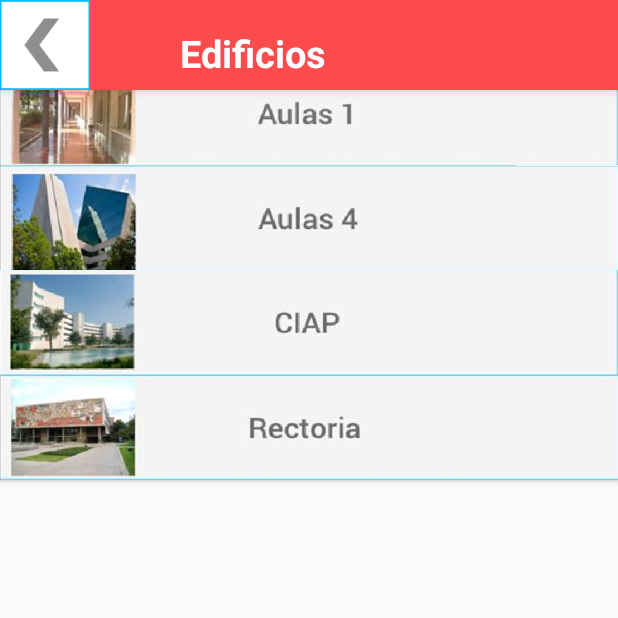
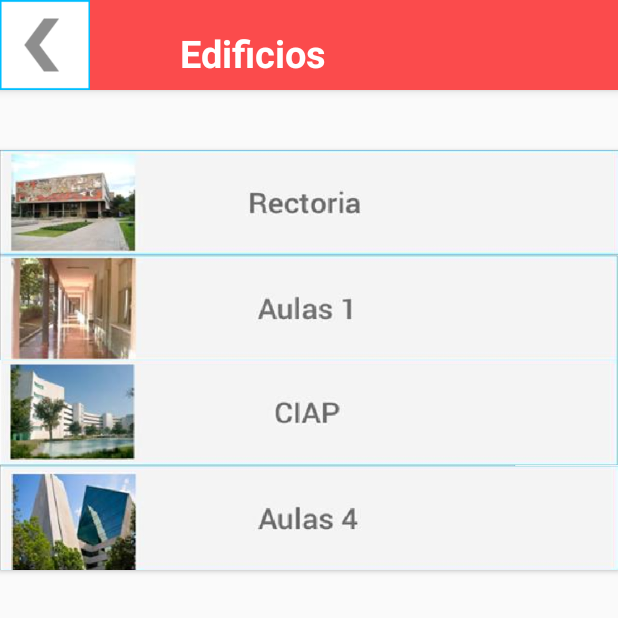
Before and after one commit to lagwy/Accesibilidad, an Android app: the ListaEdificios screen opened directly, with no data from a screen before it, on a phone screen of 412 x 824 dp, the top half of it. Run offline under Robolectric (Android 15) with nearby library versions, the phone set to English and light mode, and no system bars.

Commit message:
-Arreglos

```diff
--- a/app/src/main/res/layout/activity_lista_edificios.xml
+++ b/app/src/main/res/layout/activity_lista_edificios.xml
@@ -1,10 +1,13 @@
-<RelativeLayout xmlns:android="http://schemas.android.com/apk/res/android"
-    xmlns:tools="http://schemas.android.com/tools" android:layout_width="match_parent"
-    android:layout_height="match_parent" android:paddingLeft="@dimen/activity_horizontal_margin"
+<LinearLayout xmlns:android="http://schemas.android.com/apk/res/android"
+    xmlns:tools="http://schemas.android.com/tools"
+    android:layout_width="match_parent"
+    android:layout_height="match_parent"
+    android:paddingLeft="@dimen/activity_horizontal_margin"
     android:paddingRight="@dimen/activity_horizontal_margin"
     android:paddingTop="@dimen/activity_vertical_margin"
     android:paddingBottom="@dimen/activity_vertical_margin"
-    tools:context="itesm.mx.accesibilidad.ListaEdificios"
+    android:orientation="vertical"
+    tools:context=".ListaEdificios"
     android:clickable="true">
 
     <android.support.v7.widget.Toolbar
@@ -48,29 +51,27 @@
         </LinearLayout>
     </android.support.v7.widget.Toolbar>
 
-    <TextView
-        android:layout_width="wrap_content"
-        android:layout_height="wrap_content"
-        android:text="@string/edificio"
-        android:layout_alignParentTop="true"
-        android:layout_alignParentStart="true"
-        android:layout_marginTop="106dp" />
+
 
     <Button
+
+
+        android:layout_marginTop="40dp"
         android:layout_width="wrap_content"
         android:layout_height="70dp"
         android:id="@+id/button9"
-        android:background="@drawable/rectoria"
+        android:background="@drawable/rectoria2"
         android:layout_below="@+id/button11"
         android:layout_alignParentStart="true" />
 
     <Button
+
         android:layout_width="wrap_content"
         android:layout_height="70dp"
         android:id="@+id/button10"
         android:background="@drawable/aulas1"
         android:layout_alignParentStart="true"
-        android:layout_marginTop="40dp" />
+         />
 
     <Button
         android:layout_width="wrap_content"
@@ -87,4 +88,5 @@
         android:background="@drawable/aulas4"
         android:layout_below="@+id/button10"
         android:layout_alignParentStart="true" />
-</RelativeLayout>
+
+</LinearLayout>
--- a/app/src/main/res/layout/activity_vista_edificio.xml
+++ b/app/src/main/res/layout/activity_vista_edificio.xml
@@ -6,8 +6,7 @@
     android:paddingRight="@dimen/activity_horizontal_margin"
     android:paddingTop="@dimen/activity_vertical_margin"
     android:paddingBottom="@dimen/activity_vertical_margin"
-    tools:context="itesm.mx.accesibilidad.VistaEdificio"
-    >
+    tools:context="itesm.mx.accesibilidad.VistaEdificio">
 
     <android.support.v7.widget.Toolbar
         xmlns:android="http://schemas.android.com/apk/res/android"
@@ -55,9 +54,8 @@
         android:layout_width="match_parent"
         android:layout_height="200dp"
         android:id="@+id/ediImg"
-        android:background="@drawable/rectoria"
         android:layout_marginTop="60dp"
-        />
+        android:background="@drawable/rectoria" />
 
 
     <LinearLayout
```
Also changed, not shown: app/src/main/res/drawable/rectoria.png, app/src/main/res/drawable/rectoria2.png (added), 2 other files.
